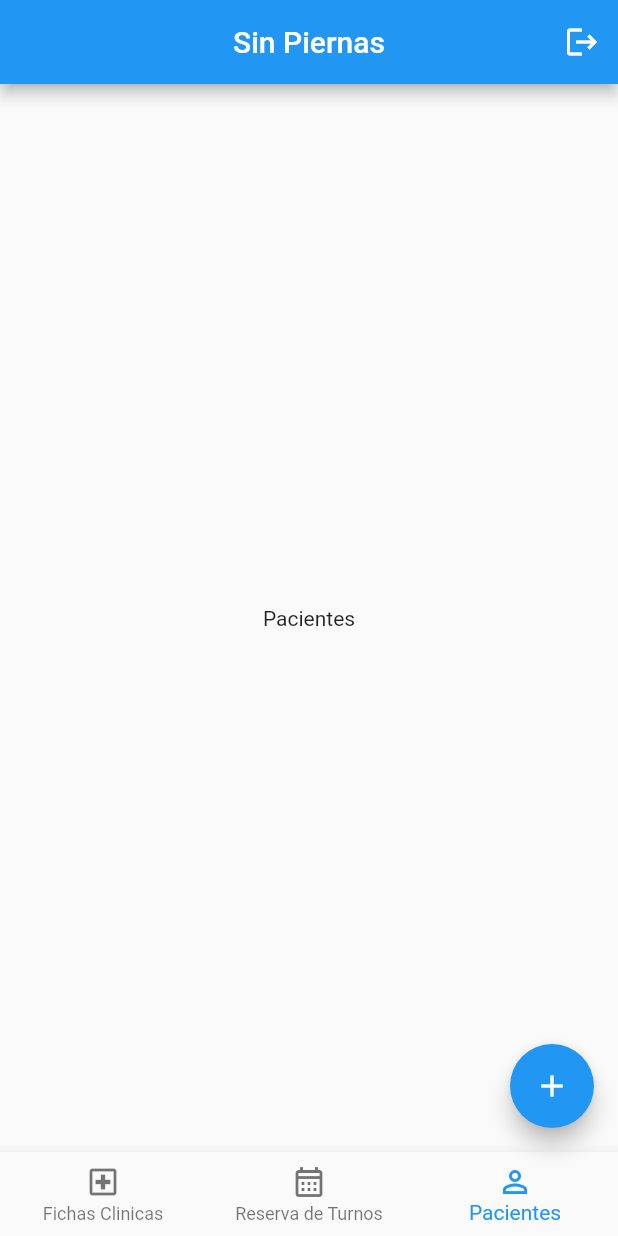
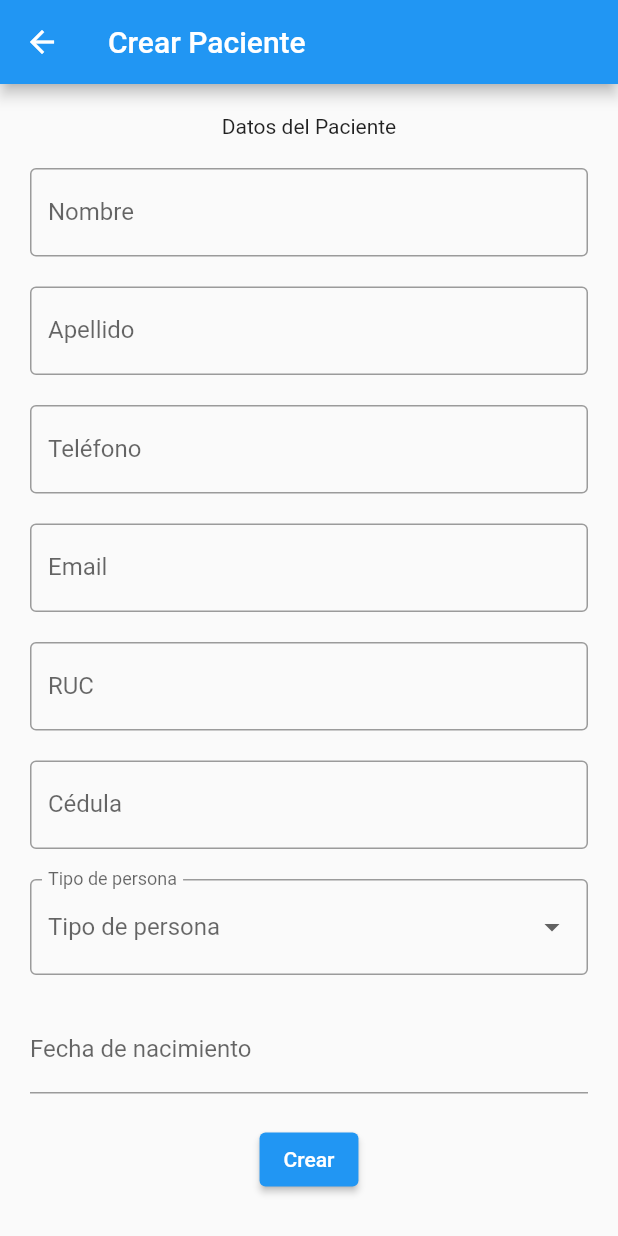
Before and after one commit to ramirezsebas/tp_front_end_segundo_parcial, a Flutter app: the screen it shows after launch, item 3 of the bottom bar chosen, after a tap on the "add" icon, on a phone screen of 412 x 824 dp. Run offline on Flutter 3.47's test engine with Material 2 defaults, Android fonts, the phone set to English and light mode, and no system bars; drawn by our look-alikes of date_time_picker; our stand-ins replace dio, email_validator; network calls fail.

Commit message:
Post with error handling

```diff
--- a/lib/main.dart
+++ b/lib/main.dart
@@ -1,5 +1,8 @@
+import 'dart:ui';
+
 import 'package:flutter/material.dart';
 import 'package:tp_front_end_segundo_parcial/screens/create_ficha_clinica_screen.dart';
+import 'package:tp_front_end_segundo_parcial/screens/create_paciente_screen.dart';
 import 'package:tp_front_end_segundo_parcial/screens/ficha_clinica_screen.dart';
 import 'package:tp_front_end_segundo_parcial/screens/home_screen.dart';
 import 'package:tp_front_end_segundo_parcial/screens/login_screen.dart';
@@ -14,6 +17,17 @@ class MyApp extends StatelessWidget {
   @override
   Widget build(BuildContext context) {
     return MaterialApp(
+      // Permite que todos estos tipos de dispositivos se puedan utilizar para
+      // "arrastrar" la pantalla, permitiendo refrescar la pantalla con el mouse
+      // arrastrando hacia abajo.
+      scrollBehavior: const MaterialScrollBehavior().copyWith(
+        dragDevices: {
+          PointerDeviceKind.mouse,
+          PointerDeviceKind.touch,
+          PointerDeviceKind.stylus,
+          PointerDeviceKind.unknown
+        },
+      ),
       title: 'Centro de Rehabilitacion Fisioterapeutica',
       routes: {
         '/': (context) => const HomeScreen(),
@@ -21,7 +35,8 @@ class MyApp extends StatelessWidget {
         '/fichas_clinicas': (context) => const FichaClinicaScreen(),
         '/reserva_turnos': (context) => const ReservaTurnoScreen(),
         '/pacientes': (context) => const PacientesScreen(),
-        '/createFichaClinica': (context) => const CreateFichaClinicaScreen()
+        '/createFichaClinica': (context) => const CreateFichaClinicaScreen(),
+        '/createPaciente': (context) => const CreatePacienteScreen()
       },
       debugShowCheckedModeBanner: false,
       initialRoute: '/',
--- a/lib/models/persona_model.dart
+++ b/lib/models/persona_model.dart
@@ -4,15 +4,13 @@
 
 import 'dart:convert';
 
-import 'package:equatable/equatable.dart';
-
 PersonaModel personaModelFromJson(String str) =>
     PersonaModel.fromJson(json.decode(str));
 
 String personaModelToJson(PersonaModel data) => json.encode(data.toJson());
 
-class PersonaModel extends Equatable {
-  const PersonaModel({
+class PersonaModel {
+  PersonaModel({
     required this.idPersona,
     required this.nombre,
     required this.apellido,
@@ -24,15 +22,27 @@ class PersonaModel extends Equatable {
     required this.fechaNacimiento,
   });
 
-  final num? idPersona;
-  final String? nombre;
-  final String? apellido;
-  final String? email;
-  final String? telefono;
-  final String? ruc;
-  final String? cedula;
-  final String? tipoPersona;
-  final DateTime? fechaNacimiento;
+  PersonaModel.defaultConst() {
+    nombre = "";
+    apellido = "";
+    email = "";
+    telefono = "";
+    ruc = "";
+    cedula = "";
+    tipoPersona = "";
+    cedula = "";
+    fechaNacimiento = DateTime.now();
+  }
+
+  int? idPersona;
+  String? nombre;
+  String? apellido;
+  String? email;
+  String? telefono;
+  String? ruc;
+  String? cedula;
+  String? tipoPersona;
+  DateTime? fechaNacimiento;
 
   factory PersonaModel.fromJson(Map<String, dynamic> json) => PersonaModel(
         idPersona: json["idPersona"],
@@ -59,7 +69,7 @@ class PersonaModel extends Equatable {
         "tipoPersona": tipoPersona,
         "fechaNacimiento": fechaNacimiento == null
             ? null
-            : "${fechaNacimiento!.year.toString().padLeft(4, '0')}-${fechaNacimiento!.month.toString().padLeft(2, '0')}-${fechaNacimiento!.day.toString().padLeft(2, '0')}",
+            : "${fechaNacimiento!.year.toString().padLeft(4, '0')}-${fechaNacimiento!.month.toString().padLeft(2, '0')}-${fechaNacimiento!.day.toString().padLeft(2, '0')} 00:00:00",
       };
 
   @override
--- /dev/null
+++ b/lib/screens/create_paciente_screen.dart
@@ -0,0 +1,292 @@
+import 'package:date_time_picker/date_time_picker.dart';
+import 'package:flutter/foundation.dart';
+import 'package:flutter/material.dart';
+import 'package:flutter/rendering.dart';
+import 'package:intl/intl.dart';
+import 'package:tp_front_end_segundo_parcial/models/persona_model.dart';
+import 'package:email_validator/email_validator.dart';
+import 'package:tp_front_end_segundo_parcial/services/persona_service.dart';
+
+class CreatePacienteScreen extends StatefulWidget {
+  const CreatePacienteScreen({Key? key}) : super(key: key);
+
+  @override
+  State<CreatePacienteScreen> createState() => _CreatePacienteScreenState();
+}
+
+class _CreatePacienteScreenState extends State<CreatePacienteScreen> {
+  final _formKey = GlobalKey<FormState>();
+  static const List<String> list = <String>['FISICA', 'JURIDICA'];
+  String dropdownValue = list.first;
+  PersonaService personaService = PersonaService();
+
+  @override
+  Widget build(BuildContext context) {
+    PersonaModel personaModel = PersonaModel.defaultConst();
+    return Scaffold(
+      appBar: AppBar(
+        title: const Text("Crear Paciente"),
+      ),
+      body: SingleChildScrollView(
+        child: Form(
+          key: _formKey,
+          child: Column(
+            children: [
+              const SizedBox(height: 20),
+              const Text("Datos del Paciente"),
+              const SizedBox(height: 20),
+              Padding(
+                padding: const EdgeInsets.symmetric(horizontal: 20),
+                child: TextFormField(
+                  decoration: const InputDecoration(
+                    labelText: "Nombre",
+                    border: OutlineInputBorder(),
+                  ),
+                  onChanged: (value) {
+                    personaModel.nombre = value.toString();
+                    if (kDebugMode) {
+                      print(personaModel.toJson());
+                    }
+                  },
+                  validator: (value) {
+                    if (value!.contains(RegExp(r'[0-9]'))) {
+                      return 'Ingrese solo letras por favor';
+                    } else if (value.isEmpty) {
+                      return 'Por favor complete este campo';
+                    }
+                    return null;
+                  },
+                  onSaved: (value) {
+                    personaModel.nombre = value.toString();
+                  },
+                ),
+              ),
+              const SizedBox(height: 20),
+              Padding(
+                  padding: const EdgeInsets.symmetric(horizontal: 20),
+                  child: TextFormField(
+                    decoration: const InputDecoration(
+                      labelText: "Apellido",
+                      border: OutlineInputBorder(),
+                    ),
+                    onChanged: (value) {
+                      personaModel.apellido = value.toString();
+                      if (kDebugMode) {
+                        print(personaModel.toJson());
+                      }
+                    },
+                    validator: (value) {
+                      if (value!.contains(RegExp(r'[0-9]'))) {
+                        return 'Ingrese solo letras por favor';
+                      } else if (value.isEmpty) {
+                        return 'Por favor complete este campo';
+                      }
+                      return null;
+                    },
+                    onSaved: (value) {
+                      personaModel.apellido = value;
+                    },
+                  )),
+              const SizedBox(height: 20),
+              Padding(
+                  padding: const EdgeInsets.symmetric(horizontal: 20),
+                  child: TextFormField(
+                    decoration: const InputDecoration(
+                      labelText: "Teléfono",
+                      border: OutlineInputBorder(),
+                    ),
+                    onChanged: (value) {
+                      personaModel.telefono = value.toString();
+                      if (kDebugMode) {
+                        print(personaModel.toJson());
+                      }
+                    },
+                    validator: (value) {
+                      if (value!.isEmpty) {
+                        return 'Por favor complete este campo';
+                      } else if (!value.contains(RegExp(r'^[0-9]+$'))) {
+                        return 'Ingrese solo números por favor';
+                      }
+                      return null;
+                    },
+                    onSaved: (value) {
+                      personaModel.telefono = value;
+                    },
+                  )),
+              const SizedBox(height: 20),
+              Padding(
+                  padding: const EdgeInsets.symmetric(horizontal: 20),
+                  child: TextFormField(
+                    decoration: const InputDecoration(
+                      labelText: "Email",
+                      border: OutlineInputBorder(),
+                    ),
+                    onChanged: (value) {
+                      personaModel.email = value.toString();
+                      if (kDebugMode) {
+                        print(personaModel.toJson());
+                      }
+                    },
+                    validator: (value) {
+                      if (value!.isEmpty) {
+                        return 'Por favor complete este campo';
+                      } else if (!EmailValidator.validate(value.toString())) {
+                        return 'Email inválido';
+                      }
+                      return null;
+                    },
+                    onSaved: (value) {
+                      personaModel.email = value;
+                    },
+                  )),
+              const SizedBox(height: 20),
+              Padding(
+                  padding: const EdgeInsets.symmetric(horizontal: 20),
+                  child: TextFormField(
+                    decoration: const InputDecoration(
+                      labelText: "RUC",
+                      border: OutlineInputBorder(),
+                    ),
+                    onChanged: (value) {
+                      personaModel.ruc = value.toString();
+                      if (kDebugMode) {
+                        print(personaModel.toJson());
+                      }
+                    },
+                    validator: (value) {
+                      if (value!.isEmpty) {
+                        return 'Por favor complete este campo';
+                      } else if (!value
+                          .contains(RegExp(r'^(([0-9])+(-[0-9])?)$'))) {
+                        return 'Ingrese un RUC válido por favor';
+                      }
+                      return null;
+                    },
+                    onSaved: (value) {
+                      personaModel.ruc = value;
+                    },
+                  )),
+              const SizedBox(height: 20),
+              Padding(
+                  padding: const EdgeInsets.symmetric(horizontal: 20),
+                  child: TextFormField(
+                    decoration: const InputDecoration(
+                      labelText: "Cédula",
+                      border: OutlineInputBorder(),
+                    ),
+                    onChanged: (value) {
+                      personaModel.cedula = value.toString();
+                      if (kDebugMode) {
+                        print(personaModel.toJson());
+                      }
+                    },
+                    validator: (value) {
+                      if (value!.isEmpty) {
+                        return 'Por favor complete este campo';
+                      } else if (!value.contains(RegExp(r'^[0-9]+$'))) {
+                        return 'Ingrese solo números por favor';
+                      } else {
+                        return null;
+                      }
+                    },
+                    onSaved: (value) {
+                      personaModel.cedula = value;
+                    },
+                  )),
+              const SizedBox(height: 20),
+              Padding(
+                  padding: const EdgeInsets.symmetric(horizontal: 20),
+                  child: DropdownButtonFormField(
+                    items: list.map<DropdownMenuItem<String>>((String value) {
+                      return DropdownMenuItem<String>(
+                        value: value,
+                        child: Text(value),
+                      );
+                    }).toList(),
+                    isExpanded: true,
+                    hint: const Text('Tipo de persona'),
+                    onChanged: (String? value) {
+                      personaModel.tipoPersona = value!;
+                      // This is called when the user selects an item.
+                      setState(() {
+                        dropdownValue = value;
+                      });
+                      if (kDebugMode) {
+                        print(personaModel.toJson());
+                      }
+                    },
+                    decoration: const InputDecoration(
+                      labelText: "Tipo de persona",
+                      border: OutlineInputBorder(),
+                    ),
+                    validator: (value) {
+                      if (value == null) {
+                        return 'Por favor complete este campo';
+                      } else {
+                        return null;
+                      }
+                    },
+                    onSaved: (value) {
+                      personaModel.tipoPersona = value;
+                    },
+                  )),
+              const SizedBox(height: 20),
+              Padding(
+                padding: const EdgeInsets.symmetric(horizontal: 20),
+                child: DateTimePicker(
+                  firstDate: DateTime(1900),
+                  initialDate:
+                      DateTime.now().subtract(const Duration(days: 18 * 365)),
+                  lastDate:
+                      DateTime.now().subtract(const Duration(days: 18 * 365)),
+                  dateLabelText: 'Fecha de nacimiento',
+                  dateMask: 'dd/MM/yyyy hh:mm:ss',
+                  onChanged: (String val) {
+                    personaModel.fechaNacimiento =
+                        DateTime.parse('$val 00:00:00');
+                    if (kDebugMode) {
+                      print(personaModel.toJson());
+                    }
+                  },
+                  validator: (val) {
+                    print('Validando $val');
+                    return null;
+                  },
+                  onSaved: (value) {
+                    personaModel.fechaNacimiento =
+                        DateTime.parse('$value 00:00:00');
+                  },
+                ),
+              ),
+              const SizedBox(height: 20),
+              Row(
+                mainAxisAlignment: MainAxisAlignment.center,
+                children: [
+                  ElevatedButton(
+                      onPressed: () {
+                        if (_formKey.currentState!.validate()) {
+                          // If the form is valid, display a snackbar. In the
+                          // real world, you'd often call a server or save the
+                          // information in a database.
+                          _formKey.currentState!.save();
+                          if (kDebugMode) {
+                            print('persona a mandar: ${personaModel.toJson()}');
+                          }
+                          personaService.createPersona(personaModel).then(
+                                (String value) => ScaffoldMessenger.of(context)
+                                    .showSnackBar(
+                                        SnackBar(content: Text(value))),
+                              );
+                        }
+                      },
+                      child: const Text('Crear')),
+                ],
+              ),
+              const SizedBox(height: 20),
+            ],
+          ),
+        ),
+      ),
+    );
+  }
+}
--- a/lib/screens/ficha_clinica_screen.dart
+++ b/lib/screens/ficha_clinica_screen.dart
@@ -27,7 +27,7 @@ class _FichaClinicaScreenState extends State<FichaClinicaScreen> {
 
     final fichas = await fichaClinicaService.getFichasClinicas();
 
-    print(fichas);
+    //print(fichas);
 
     return fichas;
   }
--- a/lib/screens/home_screen.dart
+++ b/lib/screens/home_screen.dart
@@ -54,6 +54,9 @@ class _HomeScreenState extends State<HomeScreen> {
             Navigator.of(context).pushNamed('/createFichaClinica');
           }
           // TODO: Implementar la navegacion a la pantalla de Crear Paciente
+          if (currentPage == 2) {
+            Navigator.of(context).pushNamed('/createPaciente');
+          }
           // TODO: Implementar la navegacion a la pantalla de Crear Reserva
         },
         child: const Icon(Icons.add),
--- a/lib/screens/pacientes_screen.dart
+++ b/lib/screens/pacientes_screen.dart
@@ -1,15 +1,153 @@
+import 'package:dio/dio.dart';
+import 'package:flutter/foundation.dart';
+import 'package:flutter/gestures.dart';
 import 'package:flutter/material.dart';
+import 'package:tp_front_end_segundo_parcial/models/persona_model.dart';
+import 'package:tp_front_end_segundo_parcial/services/persona_service.dart';
+import 'package:tp_front_end_segundo_parcial/widgets/card_footer.dart';
+import 'package:tp_front_end_segundo_parcial/widgets/card_text.dart';
+import 'package:tp_front_end_segundo_parcial/widgets/custom_card.dart';
 
-class PacientesScreen extends StatelessWidget {
+import '../core/utils/custom_dialog.dart';
+
+class MyCustomScrollBehavior extends MaterialScrollBehavior {
+  // Override behavior methods and getters like dragDevices
+  @override
+  Set<PointerDeviceKind> get dragDevices => {
+        PointerDeviceKind.touch,
+        PointerDeviceKind.mouse,
+        // etc.
+      };
+}
+
+class PacientesScreen extends StatefulWidget {
   const PacientesScreen({Key? key}) : super(key: key);
 
   @override
+  State<PacientesScreen> createState() => _PacientesScreenState();
+}
+
+class _PacientesScreenState extends State<PacientesScreen> {
+  @override
+  void didChangeDependencies() {
+    super.didChangeDependencies();
+    getPacientes();
+  }
+
+  Future<List<PersonaModel>> getPacientes() async {
+    PersonaService personaService = PersonaService();
+
+    final personas = await personaService.getPersonas();
+
+    final fisioterapeutas = await personaService.getPersonasDelSistema();
+
+    final set1 = Set.from(personas);
+    final set2 = Set.from(fisioterapeutas);
+    if (kDebugMode) {
+      print(List<PersonaModel>.from(set1.difference(set2)));
+    }
+
+    final pacientes = List<PersonaModel>.from(set1.difference(set2));
+
+    return pacientes;
+  }
+
+  deletePaciente(int id) async {
+    try {
+      bool? eliminatePaciente = await showMyDialog(context,
+          title: 'Deseas eliminar el paciente seleccionada?');
+      if (eliminatePaciente != null && eliminatePaciente) {
+        PersonaService service = PersonaService();
+        bool isPacienteEliminated = await service.deletePersona(id);
+
+        if (isPacienteEliminated) {
+          ScaffoldMessenger.of(context).showSnackBar(
+            const SnackBar(
+              content: Text('Paciente eliminada correctamente'),
+            ),
+          );
+        } else {
+          ScaffoldMessenger.of(context).showSnackBar(
+            const SnackBar(
+              content: Text('Error al eliminar el paciente'),
+            ),
+          );
+        }
+      }
+    } on DioError catch (e) {
+      ScaffoldMessenger.of(context).showSnackBar(
+        SnackBar(
+          content: Text(e.response?.data ?? "No se pudo eliminar"),
+        ),
+      );
+    }
+  }
+
+  @override
   Widget build(BuildContext context) {
-    return const Scaffold(
-     body: Center(
-       child: Text('Pacientes'),
-     ),
+    return Scaffold(
+      body: FutureBuilder<List<PersonaModel>>(
+          future: getPacientes(),
+          initialData: const [],
+          builder: (BuildContext context,
+              AsyncSnapshot<List<PersonaModel>> snapshot) {
+            if (snapshot.connectionState == ConnectionState.done) {
+              if (snapshot.hasData) {
+                final pacientes = snapshot.data!;
 
+                return RefreshIndicator(
+                  onRefresh: () => getPacientes(),
+                  child: ListView.builder(
+                    physics: const AlwaysScrollableScrollPhysics(),
+                    itemCount: pacientes.length,
+                    padding: const EdgeInsets.all(8),
+                    itemBuilder: (BuildContext context, int index) {
+                      final currentPaciente = pacientes[index];
+                      return CustomCard(
+                          cardData: Column(
+                        children: [
+                          CardText(
+                              label: "Nombre",
+                              text:
+                                  '${currentPaciente.nombre.toString()} ${currentPaciente.apellido.toString()}'),
+                          CardText(
+                              label: "Email",
+                              text: currentPaciente.email.toString()),
+                          CardText(
+                              label: "Teléfono",
+                              text: currentPaciente.telefono.toString()),
+                          CardText(
+                              label: "RUC",
+                              text: currentPaciente.ruc.toString()),
+                          CardText(
+                              label: "Cédula",
+                              text: currentPaciente.cedula.toString()),
+                          CardText(
+                              label: "Tipo de Persona",
+                              text: currentPaciente.tipoPersona.toString()),
+                          CardText(
+                              label: "Fecha de Nacimiento",
+                              text: currentPaciente.fechaNacimiento.toString()),
+                          CardFooter(
+                            onDelete: () =>
+                                deletePaciente(currentPaciente.idPersona!),
+                          )
+                        ],
+                      ));
+                    },
+                  ),
+                );
+              } else {
+                return const Center(
+                  child: Text('No hay datos'),
+                );
+              }
+            } else {
+              return const Center(
+                child: CircularProgressIndicator(),
+              );
+            }
+          }),
     );
   }
 }
--- a/pubspec.yaml
+++ b/pubspec.yaml
@@ -38,6 +38,10 @@ dependencies:
   cupertino_icons: ^1.0.2
   dio: ^4.0.6
   equatable: ^2.0.5
+  datetime_picker_formfield: ^2.0.1
+  intl: ^0.17.0
+  email_validator: ^2.1.17
+  date_time_picker: ^2.1.0
 
 dev_dependencies:
   flutter_test:
```
Also changed, not shown: lib/services/persona_service.dart (+38 -5 lines), pubspec.lock.
